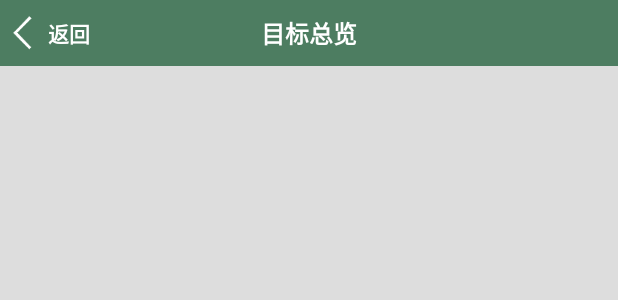
After one commit to hupu123/TeaTime, an Android app: the layout activity_target_overview.xml on its own in the app's theme, with its tools: preview values and no code run, on a phone screen of 412 x 824 dp. The commit adds this screen. Shown: the top 300 px of the screen. Run offline under Robolectric (Android 15) with nearby library versions, the phone set to English and light mode, and no system bars.

Commit message:
[targets] Optimized codes

```diff
--- a/app/src/main/AndroidManifest.xml
+++ b/app/src/main/AndroidManifest.xml
@@ -30,6 +30,7 @@
         android:supportsRtl="true"
         android:theme="@style/status_bar_translucent_theme"
         tools:ignore="AllowBackup,GoogleAppIndexingWarning">
+        <activity android:name=".models.target.TargetOverviewActivity"></activity>
         <activity android:name=".models.target.NewTargetActivity" />
         <activity android:name=".models.target.TargetHomeActivity" /> <!-- 高德地图app_key配置 -->
         <meta-data
--- a/app/src/main/java/com/hugh/teatime/models/target/TargetListAdapter.java
+++ b/app/src/main/java/com/hugh/teatime/models/target/TargetListAdapter.java
@@ -103,7 +103,7 @@ public class TargetListAdapter extends BaseAdapter implements StickyListHeadersA
             holder = (ViewHolder) view.getTag();
         }
         holder.tvTitle.setText(datas.get(i).getTitle());
-        holder.tvName.setText(String.format(mContext.getResources().getString(R.string.nt_tn), datas.get(i).getTargetName(), datas.get(i).getDoneNum(), datas.get(i).getTargetNum()));
+        holder.tvName.setText(String.format(mContext.getResources().getString(R.string.th_tn), datas.get(i).getTargetName(), datas.get(i).getDoneNum(), datas.get(i).getTargetNum()));
         int progress = 100 * datas.get(i).getDoneNum() / datas.get(i).getTargetNum();
         if (progress >= 100) {
             datas.get(i).setStatus(1);
@@ -139,8 +139,8 @@ public class TargetListAdapter extends BaseAdapter implements StickyListHeadersA
             params.setMargins(DimensUtil.getInstance(mContext).dp2px(10), DimensUtil.getInstance(mContext).dp2px(5), DimensUtil.getInstance(mContext).dp2px(10), DimensUtil.getInstance(mContext).dp2px(5));
             holder.rlContent.setLayoutParams(params);
             holder.llTimeBar.setVisibility(View.VISIBLE);
-            holder.tvStartTime.setText(String.format(mContext.getResources().getString(R.string.nt_st), StringUtil.formatTimestamp1(datas.get(i).getStartTime())));
-            holder.tvEndTime.setText(String.format(mContext.getResources().getString(R.string.nt_et), StringUtil.formatTimestamp1(datas.get(i).getEndTime())));
+            holder.tvStartTime.setText(String.format(mContext.getResources().getString(R.string.th_st), StringUtil.formatTimestamp1(datas.get(i).getStartTime())));
+            holder.tvEndTime.setText(String.format(mContext.getResources().getString(R.string.th_et), StringUtil.formatTimestamp1(datas.get(i).getEndTime())));
         }
         holder.tvRemainingTime.setText(StringUtil.getTimeDiff(datas.get(i).getEndTime(), System.currentTimeMillis()));
         return view;
--- /dev/null
+++ b/app/src/main/res/layout/activity_target_overview.xml
@@ -0,0 +1,18 @@
+<?xml version="1.0" encoding="utf-8"?>
+<LinearLayout xmlns:android="http://schemas.android.com/apk/res/android"
+    xmlns:app="http://schemas.android.com/apk/res-auto"
+    xmlns:tools="http://schemas.android.com/tools"
+    android:layout_width="match_parent"
+    android:layout_height="match_parent"
+    android:background="@color/colorGray_1"
+    android:fitsSystemWindows="true"
+    android:orientation="vertical"
+    tools:context=".models.target.TargetOverviewActivity">
+
+    <com.hugh.teatime.view.TitlebarView
+        android:id="@+id/tbv"
+        android:layout_width="match_parent"
+        android:layout_height="wrap_content"
+        app:titleName="@string/title_target_overview" />
+
+</LinearLayout>
--- a/app/src/main/res/layout/dialog_target_view.xml
+++ b/app/src/main/res/layout/dialog_target_view.xml
@@ -64,7 +64,7 @@
                 android:layout_width="50dp"
                 android:layout_height="40dp"
                 android:background="@drawable/btn_click_bg6_selector"
-                android:text="@string/nt_down"
+                android:text="@string/th_down"
                 android:textSize="@dimen/txt_size" />
 
             <SeekBar
@@ -78,7 +78,7 @@
                 android:layout_width="50dp"
                 android:layout_height="40dp"
                 android:background="@drawable/btn_click_bg6_selector"
-                android:text="@string/nt_up"
+                android:text="@string/th_up"
                 android:textSize="@dimen/txt_size" />
         </LinearLayout>
 
--- a/app/src/main/res/layout/item_targets_list.xml
+++ b/app/src/main/res/layout/item_targets_list.xml
@@ -92,7 +92,7 @@
                 <TextView
                     android:layout_width="wrap_content"
                     android:layout_height="wrap_content"
-                    android:text="@string/nt_remaining_time"
+                    android:text="@string/th_remaining_time"
                     android:textSize="@dimen/txt_size_2" />
             </LinearLayout>
         </LinearLayout>
--- a/app/src/main/res/values/styles.xml
+++ b/app/src/main/res/values/styles.xml
@@ -22,10 +22,15 @@
         <item name="android:layout_centerInParent">true</item>
         <item name="android:layout_marginStart">100dp</item>
         <item name="android:layout_marginEnd">100dp</item>
+        <item name="android:paddingStart">20dp</item>
+        <item name="android:paddingEnd">20dp</item>
+        <item name="android:paddingTop">10dp</item>
+        <item name="android:paddingBottom">10dp</item>
         <item name="android:gravity">center</item>
         <item name="android:textStyle">bold</item>
         <item name="android:textSize">16sp</item>
         <item name="android:textColor">@color/colorWhite</item>
+        <item name="android:background">@drawable/btn_click_bg6_selector</item>
     </style>
 
     <!-- 返回按钮样式 -->
```
Also changed, not shown: app/src/main/java/com/hugh/teatime/models/target/TargetHomeActivity.java (+21 -21 lines), app/src/main/java/com/hugh/teatime/models/target/TargetOverviewActivity.java (added, +44 -0 lines), app/src/main/java/com/hugh/teatime/view/TitlebarView.java (+31 -12 lines), app/src/main/res/values/strings.xml (+11 -6 lines).
